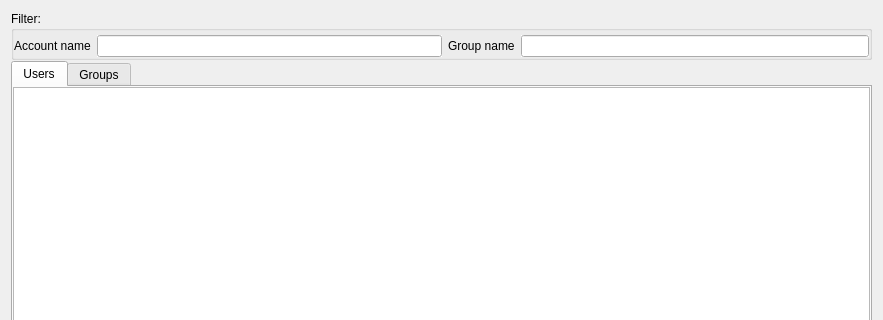
This is src/plugin/accountProvider/accountprovider.ui in mhatina/openlmi_gui as Qt 5 draws it before an edit; both pictures show x 0 to 883 and y 0 to 320 of the 883 by 609 pixel window. The edited form follows.
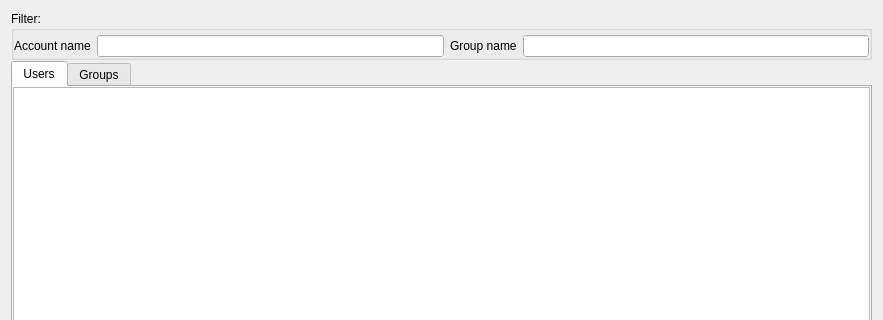
This is the edited form. Icons and pictures are not drawn.

```diff
--- a/src/plugin/accountProvider/accountprovider.ui
+++ b/src/plugin/accountProvider/accountprovider.ui
@@ -107,7 +107,7 @@
        <widget class="QLineEdit" name="filter_user_line">
         <property name="minimumSize">
          <size>
-          <width>306</width>
+          <width>0</width>
           <height>0</height>
          </size>
         </property>
@@ -120,7 +120,7 @@
        <widget class="QLineEdit" name="filter_group_line">
         <property name="minimumSize">
          <size>
-          <width>348</width>
+          <width>0</width>
           <height>0</height>
          </size>
         </property>
```
